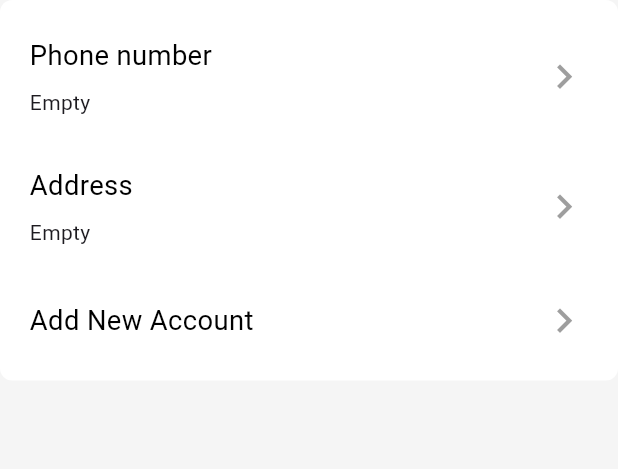
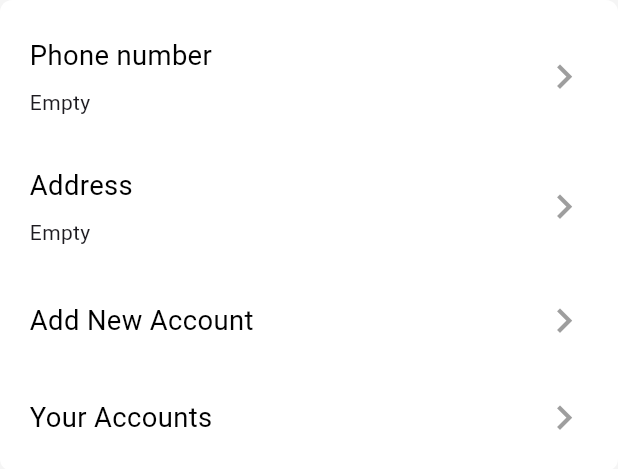
Before and after one commit to mohamed-yaseen13/souq, a Flutter app: the PhoneAddressAndNewAccountContainer widget shown alone on an empty page, opened directly, on a phone screen of 412 x 824 dp. Shown: the top 469 px of the screen. Run offline on Flutter 3.47's test engine with Material 3 defaults, Android fonts, the phone set to English and light mode, and no system bars; our stand-ins replace cloud_firestore, firebase_auth, firebase_core, flutter_bloc, flutter_screenutil, freezed_annotation and 9 more; missing offline and left inert: cloudinary_api, cloudinary_flutter, cloudinary_url_gen, encrypt; accounts and stored records are empty.

Commit message:
Get All User Accounts

```diff
--- a/lib/core/routing/app_routes.dart
+++ b/lib/core/routing/app_routes.dart
@@ -31,5 +31,7 @@ class AppRoutes {
 
   static const String viewImageScreen = 'viewImageScreen';
 
+  static const String userAccounts = 'userAccounts';
+
   static const String test = 'test';
 }
--- /dev/null
+++ b/lib/features/profile/phone_address_and_new_account/accounts/logic/cubit/accounts_cubit.dart
@@ -0,0 +1,20 @@
+import 'package:flutter_bloc/flutter_bloc.dart';
+import 'package:souq/features/profile/phone_address_and_new_account/accounts/data/account_repo.dart';
+import 'package:souq/features/profile/phone_address_and_new_account/accounts/logic/cubit/accounts_state.dart';
+
+class AccountsCubit extends Cubit<AccountsState> {
+  final AccountRepo accountRepo;
+
+  AccountsCubit(this.accountRepo) : super(AccountsState.initial());
+
+  Future<void> getUserAccounts() async {
+    emit(const AccountsState.loading());
+
+    try {
+      final accounts = await accountRepo.getUserAccounts();
+      emit(AccountsState.success(accounts));
+    } catch (e) {
+      emit(AccountsState.error(e.toString()));
+    }
+  }
+}
--- /dev/null
+++ b/lib/features/profile/phone_address_and_new_account/accounts/logic/cubit/accounts_state.dart
@@ -0,0 +1,16 @@
+import 'package:freezed_annotation/freezed_annotation.dart';
+import 'package:souq/core/models/account_model.dart';
+
+part 'accounts_state.freezed.dart';
+
+@freezed
+class AccountsState with _$AccountsState {
+  const factory AccountsState.initial() = _Initial;
+
+  const factory AccountsState.loading() = AccountsLoading;
+
+  const factory AccountsState.success(List<AccountModel> accounts) =
+      AccountsSuccess;
+
+  const factory AccountsState.error(String message) = AccountsError;
+}
--- /dev/null
+++ b/lib/features/profile/phone_address_and_new_account/accounts/ui/accounts_row.dart
@@ -0,0 +1,25 @@
+import 'package:flutter/material.dart';
+import 'package:flutter_screenutil/flutter_screenutil.dart';
+import 'package:souq/core/helpers/extensions.dart';
+import 'package:souq/core/routing/app_routes.dart';
+import 'package:souq/core/styles/app_text_styles.dart';
+
+class AccountsRow extends StatelessWidget {
+  const AccountsRow({super.key});
+
+  @override
+  Widget build(BuildContext context) {
+    return InkWell(
+      onTap: () {
+        context.pushNamed(AppRoutes.userAccounts);
+      },
+      child: Row(
+        children: [
+          Text('Your Accounts', style: AppTextStyles.blackColor18FontText),
+          Spacer(),
+          Icon(Icons.keyboard_arrow_right, size: 32.sp, color: Colors.grey),
+        ],
+      ),
+    );
+  }
+}
--- a/lib/features/profile/phone_address_and_new_account/ui/phone_address_and_new_account_container.dart
+++ b/lib/features/profile/phone_address_and_new_account/ui/phone_address_and_new_account_container.dart
@@ -2,6 +2,7 @@ import 'package:flutter/material.dart';
 import 'package:flutter_screenutil/flutter_screenutil.dart';
 import 'package:souq/core/helpers/spacing.dart';
 import 'package:souq/core/widgets/app_container.dart';
+import 'package:souq/features/profile/phone_address_and_new_account/accounts/ui/accounts_row.dart';
 import 'package:souq/features/profile/phone_address_and_new_account/add_new_account/ui/add_account_row.dart';
 import 'package:souq/features/profile/phone_address_and_new_account/address/ui/address_row.dart';
 import 'package:souq/features/profile/phone_address_and_new_account/phone/ui/phone_number_row.dart';
@@ -12,7 +13,7 @@ class PhoneAddressAndNewAccountContainer extends StatelessWidget {
   @override
   Widget build(BuildContext context) {
     return AppContainer(
-      height: 250,
+      height: 305.h,
       child: Padding(
         padding: EdgeInsets.symmetric(vertical: 12.h),
         child: Column(
@@ -23,6 +24,8 @@ class PhoneAddressAndNewAccountContainer extends StatelessWidget {
             AddressRow(),
             verticalSpace(32),
             AddAccountRow(),
+            verticalSpace(32),
+            AccountsRow(),
           ],
         ),
       ),
--- a/lib/features/profile/ui/profile_screen.dart
+++ b/lib/features/profile/ui/profile_screen.dart
@@ -27,6 +27,7 @@ class ProfileScreen extends StatelessWidget {
           PhoneAddressAndNewAccountContainer(),
           verticalSpace(24),
           DeleteAccountAndLogoutContainer(),
+          verticalSpace(32),
         ],
       ),
     );
```
Also changed, not shown: lib/core/database/database.dart (+19 -0 lines), lib/core/di/di.dart (+9 -0 lines), lib/core/routing/app_router.dart (+11 -0 lines), lib/features/profile/phone_address_and_new_account/accounts/data/account_repo.dart (added, +14 -0 lines), lib/features/profile/phone_address_and_new_account/accounts/ui/widgets/user_accounts.dart (added, +63 -0 lines), lib/features/profile/phone_address_and_new_account/accounts/logic/cubit/accounts_state.freezed.dart (added).
